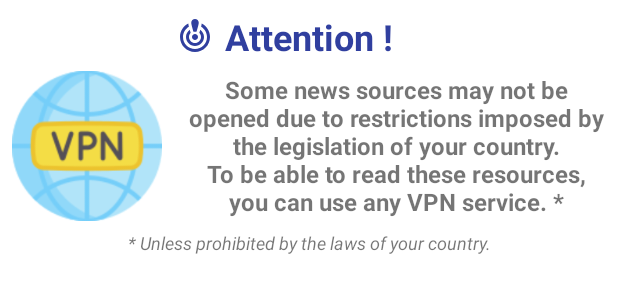
After one commit to gb-android-juniors/NewsHub, an Android app: the layout first_entry_allert_dialog_fragment.xml on its own in the app's theme, with its tools: preview values and no code run, on a phone screen of 412 x 824 dp. The commit adds this screen. Shown: the top 300 px of the screen. Run offline under Robolectric (Android 15) with nearby library versions, the phone set to English and light mode, and no system bars.

Commit message:
Создан макет и добавлены ресурсы для показа предупреждения при первом запуске приложения.

```diff
--- a/app/build.gradle
+++ b/app/build.gradle
@@ -13,8 +13,8 @@ android {
         applicationId "com.robivan.newsgb"
         minSdk 21
         targetSdk 33
-        versionCode 5
-        versionName "1.13"
+        versionCode 6
+        versionName "1.14"
 
         testInstrumentationRunner "androidx.test.runner.AndroidJUnitRunner"
     }
--- /dev/null
+++ b/app/src/main/res/drawable/ic_alert_24.xml
@@ -0,0 +1,5 @@
+<vector android:height="24dp" android:tint="#000000"
+    android:viewportHeight="24" android:viewportWidth="24"
+    android:width="24dp" xmlns:android="http://schemas.android.com/apk/res/android">
+    <path android:fillColor="@android:color/white" android:pathData="M14.5,2.5c0,1.5 -1.5,6 -1.5,6h-2c0,0 -1.5,-4.5 -1.5,-6C9.5,1.12 10.62,0 12,0S14.5,1.12 14.5,2.5zM12,10c-1.1,0 -2,0.9 -2,2s0.9,2 2,2s2,-0.9 2,-2S13.1,10 12,10zM16.08,5.11c0.18,-0.75 0.33,-1.47 0.39,-2.06C19.75,4.69 22,8.08 22,12c0,5.52 -4.48,10 -10,10S2,17.52 2,12c0,-3.92 2.25,-7.31 5.53,-8.95C7.6,3.64 7.74,4.37 7.92,5.11C5.58,6.51 4,9.07 4,12c0,4.42 3.58,8 8,8s8,-3.58 8,-8C20,9.07 18.42,6.51 16.08,5.11zM18,12c0,3.31 -2.69,6 -6,6s-6,-2.69 -6,-6c0,-2 0.98,-3.77 2.48,-4.86c0.23,0.81 0.65,2.07 0.65,2.07C8.43,9.93 8,10.92 8,12c0,2.21 1.79,4 4,4s4,-1.79 4,-4c0,-1.08 -0.43,-2.07 -1.13,-2.79c0,0 0.41,-1.22 0.65,-2.07C17.02,8.23 18,10 18,12z"/>
+</vector>
--- /dev/null
+++ b/app/src/main/res/layout/first_entry_allert_dialog_fragment.xml
@@ -0,0 +1,70 @@
+<?xml version="1.0" encoding="utf-8"?>
+<androidx.constraintlayout.widget.ConstraintLayout xmlns:android="http://schemas.android.com/apk/res/android"
+    xmlns:app="http://schemas.android.com/apk/res-auto"
+    android:layout_width="match_parent"
+    android:layout_height="wrap_content">
+
+    <ImageView
+        android:id="@+id/alert_icon"
+        android:layout_width="wrap_content"
+        android:layout_height="wrap_content"
+        android:layout_margin="@dimen/margin_8"
+        android:contentDescription="@string/attention"
+        android:src="@drawable/ic_alert_24"
+        app:layout_constraintBottom_toBottomOf="@+id/alert_header"
+        app:layout_constraintEnd_toStartOf="@+id/alert_header"
+        app:layout_constraintTop_toTopOf="@+id/alert_header"
+        app:tint="@color/start_icon_tint_color" />
+
+    <TextView
+        android:id="@+id/alert_header"
+        android:layout_width="wrap_content"
+        android:layout_height="wrap_content"
+        android:layout_margin="@dimen/margin_8"
+        android:layout_marginStart="@dimen/margin_4"
+        android:text="@string/attention"
+        android:textColor="@color/text_hint_color"
+        android:textSize="@dimen/header_text_size"
+        android:textStyle="bold"
+        app:layout_constraintEnd_toEndOf="parent"
+        app:layout_constraintStart_toStartOf="parent"
+        app:layout_constraintTop_toTopOf="parent" />
+
+    <androidx.appcompat.widget.AppCompatImageView
+        android:id="@+id/alert_vpn_icon"
+        android:layout_width="@dimen/logo_image_size"
+        android:layout_height="@dimen/logo_image_size"
+        android:layout_margin="@dimen/margin_8"
+        android:src="@drawable/ic_alert_vpn"
+        app:layout_constraintBottom_toBottomOf="@+id/alert_message_text"
+        app:layout_constraintEnd_toStartOf="@+id/alert_message_text"
+        app:layout_constraintStart_toStartOf="parent"
+        app:layout_constraintTop_toTopOf="@+id/alert_message_text" />
+
+    <TextView
+        android:id="@+id/alert_message_text"
+        android:layout_width="0dp"
+        android:layout_height="wrap_content"
+        android:gravity="center"
+        android:layout_margin="@dimen/margin_8"
+        android:text="@string/alert_first_visit_message"
+        android:textSize="@dimen/common_text_size"
+        android:textStyle="bold"
+        app:layout_constraintEnd_toEndOf="parent"
+        app:layout_constraintTop_toBottomOf="@+id/alert_header"
+        app:layout_constraintStart_toEndOf="@+id/alert_vpn_icon" />
+
+    <TextView
+        android:id="@+id/alert_message_subtext"
+        android:layout_width="wrap_content"
+        android:layout_height="wrap_content"
+        android:layout_margin="@dimen/margin_8"
+        android:gravity="center"
+        android:text="@string/alert_message_subtext"
+        android:textSize="@dimen/alert_subtext_size"
+        android:textStyle="italic"
+        app:layout_constraintEnd_toEndOf="parent"
+        app:layout_constraintStart_toStartOf="parent"
+        app:layout_constraintTop_toBottomOf="@+id/alert_message_text" />
+
+</androidx.constraintlayout.widget.ConstraintLayout>
--- a/app/src/main/res/values/dimens.xml
+++ b/app/src/main/res/values/dimens.xml
@@ -5,6 +5,7 @@
     <dimen name="header_text_size">24sp</dimen>
     <dimen name="first_news_header_text_size">20sp</dimen>
     <dimen name="first_news_source_text_size">15sp</dimen>
+    <dimen name="alert_subtext_size">12sp</dimen>
     <dimen name="common_text_size">16sp</dimen>
     <dimen name="margin_2">2dp</dimen>
     <dimen name="margin_4">4dp</dimen>
--- a/app/src/main/res/values/strings.xml
+++ b/app/src/main/res/values/strings.xml
@@ -95,6 +95,9 @@
     <string name="dialog_title_device_is_offline">No internet connection</string>
     <string name="dialog_button_cancel">Cancel</string>
     <string name="dialog_title_stub">Undefined error</string>
+    <string name="alert_first_visit_message">Some news sources may not be opened due to restrictions imposed by the legislation of your country.\nTo be able to read these resources, you can use any VPN service. *</string>
+    <string name="alert_message_subtext">* Unless prohibited by the laws of your country.</string>
+    <string name="attention">Attention !</string>
 
     <!--    Bookmarks Fragment news-->
     <string name="empty_bookmark_warning_text">No favourite articles</string>
```
Also changed, not shown: app/src/main/res/drawable/ic_alert_vpn.png (added), 3 other files.
